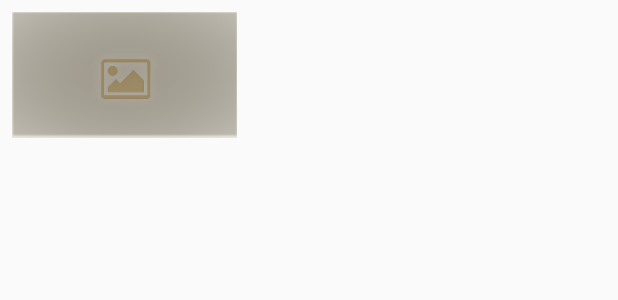
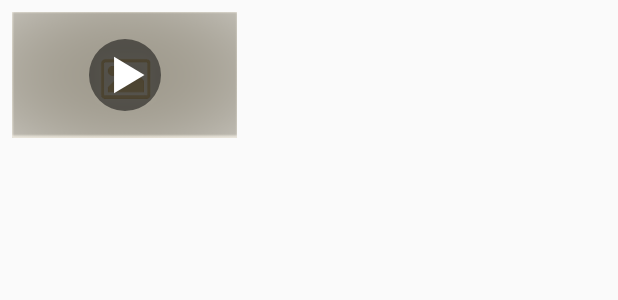
Before and after one commit to kundank191/udacity-project-popularMovies, an Android app: the layout list_trailer_row_item.xml on its own in the app's theme, with its tools: preview values and no code run, on a phone screen of 412 x 824 dp. Shown: the top 300 px of the screen. Run offline under Robolectric (Android 15) with nearby library versions, the phone set to English and light mode, and no system bars.

Commit message:
feat : enhance UI

```diff
--- /dev/null
+++ b/app/src/main/res/drawable/play_button.xml
@@ -0,0 +1,13 @@
+<?xml version="1.0" encoding="utf-8"?>
+<vector xmlns:android="http://schemas.android.com/apk/res/android"
+    android:viewportWidth="487.622"
+    android:viewportHeight="487.622"
+    android:width="48dp"
+    android:height="48dp">
+    <path
+        android:pathData="M487.62201 243.811A243.811 243.811 0 0 1 243.811 487.62201 243.811 243.811 0 0 1 0 243.811 243.811 243.811 0 0 1 243.811 0 243.811 243.811 0 0 1 487.62201 243.811Z"
+        android:fillColor="#80000000" />
+    <path
+        android:pathData="M169.686 119.431L375.699 243.811 169.686 368.19Z"
+        android:fillColor="#ffffff" />
+</vector>
--- a/app/src/main/res/layout/activity_main.xml
+++ b/app/src/main/res/layout/activity_main.xml
@@ -60,6 +60,7 @@
 
         <!-- This layout will be visible when there is no favourite movie -->
         <TextView
+            android:visibility="gone"
             android:id="@+id/no_favourite_view"
             android:layout_width="wrap_content"
             android:layout_height="wrap_content"
--- a/app/src/main/res/layout/list_trailer_row_item.xml
+++ b/app/src/main/res/layout/list_trailer_row_item.xml
@@ -20,4 +20,20 @@
         app:layout_constraintTop_toTopOf="parent"
         android:contentDescription="@string/trailers"/>
 
+    <!-- Trailer Button -->
+    <ImageView
+        android:id="@+id/trailer_button"
+        android:layout_width="wrap_content"
+        android:layout_height="wrap_content"
+        android:layout_marginBottom="8dp"
+        android:layout_marginEnd="8dp"
+        android:layout_marginStart="8dp"
+        android:layout_marginTop="8dp"
+        android:contentDescription="@string/trailers"
+        android:src="@drawable/play_button"
+        app:layout_constraintBottom_toBottomOf="@+id/trailerPoster_iv"
+        app:layout_constraintEnd_toEndOf="@+id/trailerPoster_iv"
+        app:layout_constraintStart_toStartOf="@+id/trailerPoster_iv"
+        app:layout_constraintTop_toTopOf="@+id/trailerPoster_iv" />
+
 </android.support.constraint.ConstraintLayout>
```
Also changed, not shown: app/src/main/java/com/example/android/popularmovies/ui/detail/DetailsActivity.java (+11 -8 lines), app/src/main/res/drawable/scrim.xml (added, +12 -0 lines), app/src/main/res/layout/activity_details.xml (+59 -23 lines).
